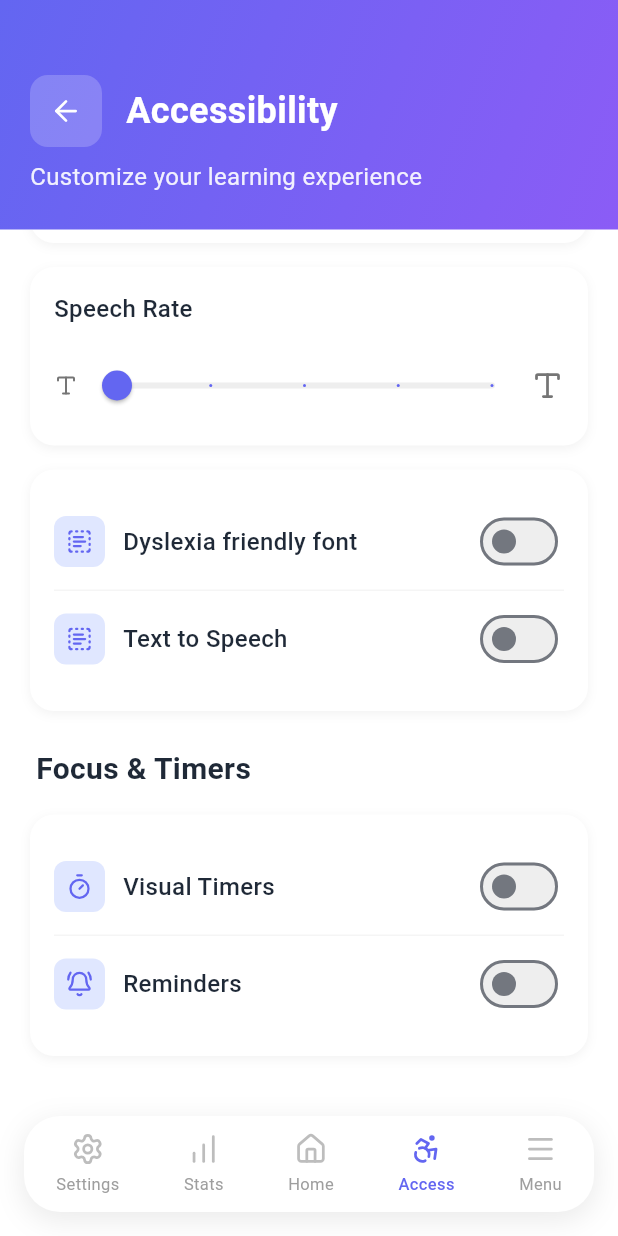
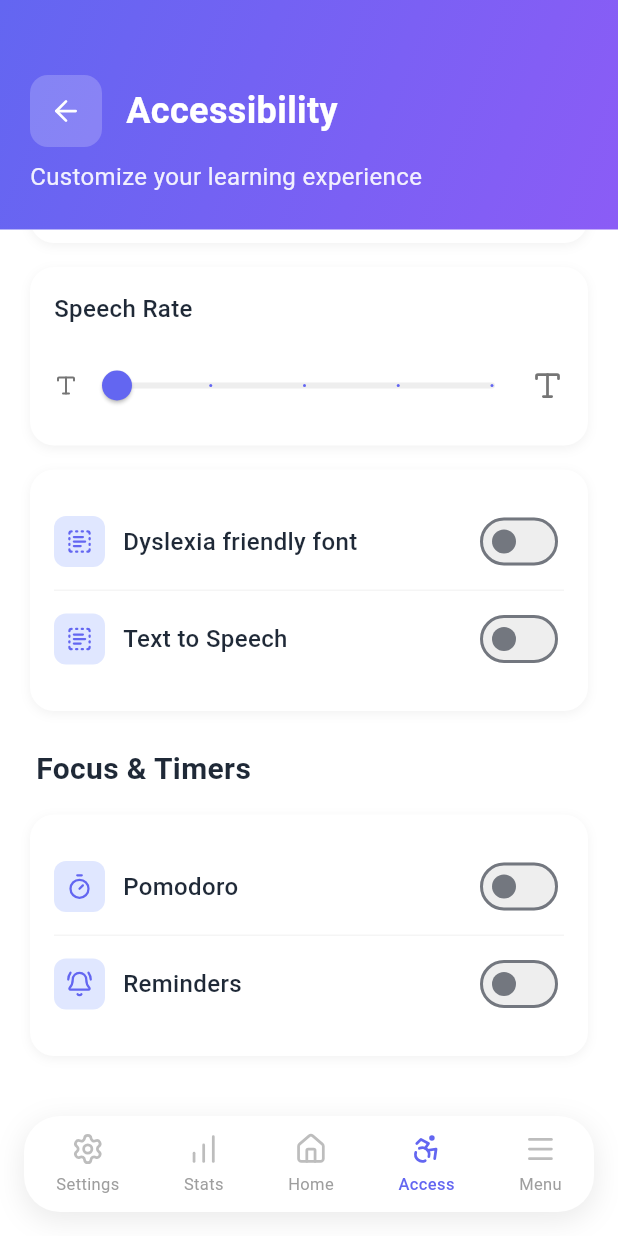
Before and after one commit to 0xteamCookie/LearnAbility, a Flutter app: the HomePage screen opened directly, item 4 of the bottom bar chosen, scrolled down 302 dp, on a phone screen of 412 x 824 dp. Run offline on Flutter 3.47's test engine with Material 3 defaults, Android fonts, the phone set to English and light mode, and no system bars; our stand-ins replace audioplayers, easy_localization, file_picker, flutter_markdown, flutter_tts, logger and 3 more; missing offline and left inert: flutter_math_fork, vapinew; accounts and stored records are empty; network calls fail.

Commit message:
passed props for pomodoro and reminders

```diff
--- a/assets/lang/en.json
+++ b/assets/lang/en.json
@@ -88,7 +88,7 @@
     "speech_rate": "Speech Rate",
     "word_prediction":"Word Prediction",
     "text_to_speech":"Text to Speech",
-    "visual_timers":"Visual Timers",
+    "pomodoro":"Pomodoro",
     "slow": "Slow",
     "fast": "Fast",
     "dyslexia_friendly_font": "Dyslexia friendly font",
--- a/assets/lang/hi.json
+++ b/assets/lang/hi.json
@@ -109,7 +109,7 @@
   "computer": "कंप्यूटर",
   "programming_basics": "प्रोग्रामिंग मूल बातें",
   "time_limit": "समय सीमा",
-  "visual_timers":"टाइमर",
+  "pomodoro":"टाइमर",
   "instructions": "निर्देश",
   "read_each_question_carefully_before_answering": "उत्तर देने से पहले प्रत्येक प्रश्न को ध्यान से पढ़ें",
   "you_can_navigate_between_questions_using_the_previous_and_next_buttons": "आप पिछले और अगले बटन का उपयोग करके प्रश्नों के बीच नेविगेट कर सकते हैं",
--- a/lib/Lesson/lesson_page.dart
+++ b/lib/Lesson/lesson_page.dart
@@ -169,7 +169,7 @@ class _PomodoroTimerState extends State<PomodoroTimer> {
 
   void startTimer() {
     if (isRunning) return;
-    timer = Timer.periodic(Duration(seconds: 1), (_) {
+    timer = Timer.periodic(Duration(minutes: 1), (_) {
       if (remainingTime > 0) {
         setState(() => remainingTime--);
       } else {
@@ -874,6 +874,7 @@ class _LessonContentPageState extends State<LessonContentPage> {
     final bool isReminders = settings.reminders;
     final bool isDyslexic = settings.openDyslexic;
     final bool isTextToSpeech = settings.textToSpeech;
+
     final String fontFamily = isDyslexic ? "OpenDyslexic" : "Roboto";
 
     return GestureDetector(
@@ -1031,6 +1032,7 @@ class _LessonContentPageState extends State<LessonContentPage> {
     AccessibilitySettings settings,
     String fontFamily,
   ) {
+    final bool isPomodoro = settings.pomodoro;
     if (lessonData == null) return Container();
 
     // Check if pages list is empty
@@ -1094,6 +1096,7 @@ class _LessonContentPageState extends State<LessonContentPage> {
     }
 
     final currentPage = lessonData!.pages[currentPageIndex];
+
 
     return Stack(
       children: [
@@ -1285,6 +1288,7 @@ class _LessonContentPageState extends State<LessonContentPage> {
         ),
 
         //Pomodoro Timer
+        if(isPomodoro)
           Positioned(
             right: 10,
             top: MediaQuery.of(context).size.height / 2 - 100,
--- a/lib/accessibility_model.dart
+++ b/lib/accessibility_model.dart
@@ -5,7 +5,7 @@ class AccessibilitySettings extends ChangeNotifier {
   bool _openDyslexic = false;
   double _speechRate = 0.5;
   bool _wordPrediction = false;
-  bool _visualTimers = false;
+  bool _pomodoro = false;
   bool _reminders = false;
   bool _textToSpeech = false;
   int _selectedColorIndex = 0;
@@ -17,7 +17,7 @@ class AccessibilitySettings extends ChangeNotifier {
   double get speechRate => _speechRate;
   bool get wordPrediction => _wordPrediction;
   bool get textToSpeech => _textToSpeech;
-  bool get visualTimers => _visualTimers;
+  bool get pomodoro => _pomodoro;
   bool get reminders => _reminders;
   int get selectedColorIndex => _selectedColorIndex;
   int get selectedIndexBottomNavBar => _selectedIndexBottomNavBar;
@@ -48,8 +48,8 @@ class AccessibilitySettings extends ChangeNotifier {
     notifyListeners();
   }
 
-  void setVisualTimers(bool value) {
-    _visualTimers = value;
+  void setPomodoro(bool value) {
+    _pomodoro = value;
     notifyListeners();
   }
 
--- a/lib/accessibility_page.dart
+++ b/lib/accessibility_page.dart
@@ -45,7 +45,7 @@ class _AccessibilityPageState extends State<AccessibilityPage> {
     double fontSize = settings.fontSize;
     bool openDyslexic = settings.openDyslexic;
     double speechRate = settings.speechRate;
-    bool visualTimers = settings.visualTimers;
+    bool pomodoro = settings.pomodoro;
     bool breakReminders = settings.reminders;
     int selectedColorIndex = settings.selectedColorIndex;
     bool textToSpeech = settings.textToSpeech;
@@ -341,14 +341,14 @@ class _AccessibilityPageState extends State<AccessibilityPage> {
                       ),
                       SizedBox(height: 16),
 
-                      // Visual Timers & Break Reminders
+                      // Pomodoro Timers & Break Reminders
                       _buildSettingCard(
                         child: Column(
                           children: [
                             _buildSwitchSetting(
-                              "visual_timers".tr(),
-                              visualTimers,
-                              (value) => settings.setVisualTimers(value),
+                              "pomodoro".tr(),
+                              pomodoro,
+                              (value) => settings.setPomodoro(value),
                               fontSize,
                               fontFamily(),
                               LucideIcons.timer,
--- a/pubspec.yaml
+++ b/pubspec.yaml
@@ -25,7 +25,7 @@ dependencies:
   collection: ^1.19.1
   flutter_markdown: ^0.7.6+2
   http: ^1.3.0
-  intl: 0.19.0
+  intl: 0.20.2
   easy_localization: 3.0.7+1
   flutter_math_fork: ^0.7.4
   vapinew: ^0.0.2
```
Also changed, not shown: pubspec.lock. Lines whose indentation alone changed are shown as unchanged.
